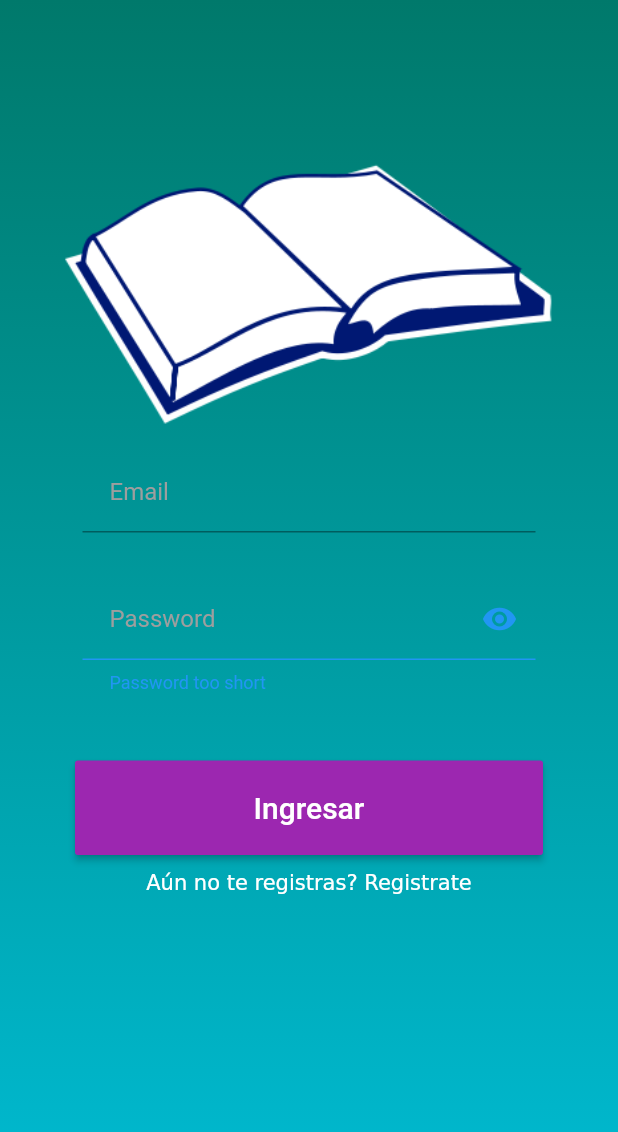
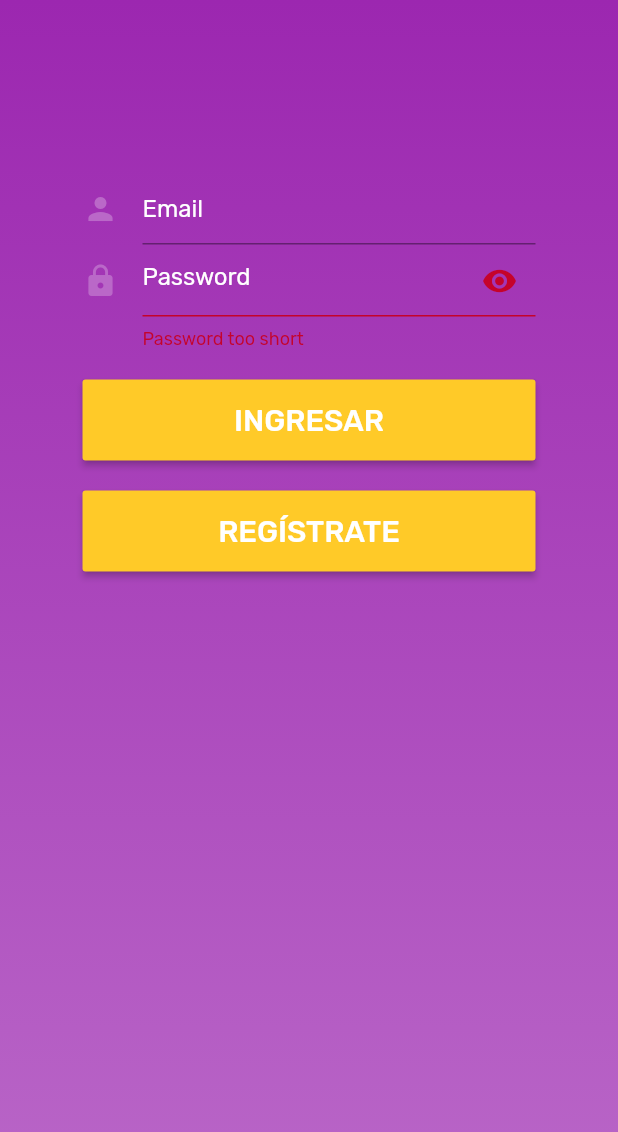
Before and after one commit to GersonCarrascoL/App-proyect-quality, a Flutter app: the screen it shows after launch, on a phone screen of 412 x 824 dp. Shown: the top 1132 px of the screen. Run offline on Flutter 3.47's test engine with Material 2 defaults, Android fonts, the phone set to English and light mode, and no system bars; our stand-ins replace google_maps_flutter.

```diff
--- /dev/null
+++ b/lib/colors.dart
@@ -0,0 +1,9 @@
+import 'package:flutter/material.dart';
+
+const tprimaryColor = const Color(0xFF9C27B0);
+const toptionalColor = const Color(0xFFBA68C8);
+const taccentColor = const Color(0xFFFFCA28);
+
+const tErrorRed = const Color(0xFFC5032B);
+
+const tbackgroundColor = const Color(0xFFFFFFFF);
--- a/lib/main.dart
+++ b/lib/main.dart
@@ -1,12 +1,18 @@
 import 'package:flutter/material.dart';
 import 'package:flutter/services.dart';
+// import 'package:map_view/map_view.dart';
+import 'colors.dart';
+import 'registration.dart';
+import 'viewmap.dart';
+
+var myKey = 'AIzaSyAohyz0ihWkHkPgQXCk1iNr72QHol0uSbQ';
 
 void main() {
+  // MapView.setApiKey(myKey);
   SystemChrome.setPreferredOrientations([DeviceOrientation.portraitUp])
   .then((_) {
     runApp(new MyApp());
   });
-  // runApp(new MyApp());
 }
 
 class MyApp extends StatelessWidget {
@@ -20,21 +26,13 @@ class MyApp extends StatelessWidget {
       ]);
     return new MaterialApp(
       title: this._appTitle,
-      theme: new ThemeData(
-        brightness: Brightness.light,
-        primarySwatch: Colors.indigo,
-        buttonColor: Colors.purple,
-        errorColor: Colors.blue,
-        hintColor: Colors.white,
-        // inputDecorationTheme: new InputDecorationTheme(
-        //   border: OutlineInputBorder(
-        //     borderRadius: new BorderRadius.all(Radius.circular(0.0)),
-        //   ),
-        //   fillColor: Colors.white,
-        //   filled:true
-        // ),
-      ),
+      theme: _themeBuild,
       home: new LoginPage(title: 'Flutter Demo Home Page'),
+      routes: <String,WidgetBuilder>{
+        '/login': (BuildContext context) => new LoginPage(),
+        '/register': (BuildContext context) => new RegistrationPage(),
+        '/mainmap': (BuildContext context) => new MainMapPage()
+      },
     );
   }
 }
@@ -50,16 +48,15 @@ class _LoginState extends State<LoginPage> {
   final _formKey = GlobalKey<FormState>();
   bool _obscureText = true;
   bool _visibilityPassword = false;
-  final _titleBar = 'Log In';
-
 
   @override
   Widget build(BuildContext context) {
     return new Scaffold(
       body: new Container(
+        padding: new EdgeInsets.all(15.0),
         decoration: new BoxDecoration(
           gradient: new LinearGradient(
-            colors:[ const Color(0xFF00796B),const Color(0xFF00BCD4)],
+            colors:[ tprimaryColor,toptionalColor],
             begin: FractionalOffset.topCenter,
             end:FractionalOffset.bottomCenter,
             stops:[0.0,1.0],
@@ -72,26 +69,28 @@ class _LoginState extends State<LoginPage> {
           child: new ListView(
             padding: new EdgeInsets.fromLTRB(40.0, 100.0, 40.0, 0.0),
             children: <Widget>[
-              new Image(
-                image: new AssetImage("assets/images/book.png"),
-              ),
+              // new Image(
+              //   image: new AssetImage("assets/images/book.png"),
+              // ),
 
               new Container(
-                padding: new EdgeInsets.all(15.0),
+                // padding: new EdgeInsets.all(15.0),
                 child: new TextFormField(
-                    decoration: const InputDecoration(
+                  decoration: new InputDecoration(
+                    icon: new Icon(Icons.person,color: toptionalColor),
                     hintText: 'Email',
-                    contentPadding: const EdgeInsets.all(18.0),
-                    hintStyle: TextStyle(color:Colors.grey),
+                    // contentPadding: const EdgeInsets.all(18.0),
+                    // hintStyle: TextStyle(color:Colors.grey),
                   ),
                   keyboardType: TextInputType.emailAddress
                 )
               ),
 
               new Container(
-                padding: new EdgeInsets.all(15.0),
+                // padding: new EdgeInsets.all(15.0),
                 child: new TextFormField(
-                  decoration: InputDecoration(
+                  decoration: new InputDecoration(
+                    icon: new Icon(Icons.lock,color:toptionalColor),
                     suffixIcon: IconButton(
                       icon: _visibilityPassword? Icon(Icons.visibility_off): Icon(Icons.visibility),
                       onPressed:(){
@@ -102,8 +101,7 @@ class _LoginState extends State<LoginPage> {
                       } ,
                     ),
                     hintText: 'Password',
-                      hintStyle: TextStyle(color:Colors.grey),
-                      contentPadding: const EdgeInsets.all(18.0)
+                    hintStyle: TextStyle(color:Colors.white)
                   ),
                   validator: (val) => val.length<6 ? "Password too short" : null,
                   obscureText: _obscureText,
@@ -111,29 +109,32 @@ class _LoginState extends State<LoginPage> {
               ),
 
               new Container(
-                padding: new EdgeInsets.all(10.0),
+                // padding: new EdgeInsets.only(left:60.0,right: 60.0),
                 child:
                   new RaisedButton(
-                    child: new Text('Ingresar',style:new TextStyle(color:Colors.white,fontSize: 20.0)),
-                    padding: EdgeInsets.fromLTRB(0.0, 20.0, 0.0, 20.0),
-                    onPressed: ()=> null,
+                    child: new Text('INGRESAR',style:new TextStyle(color:tbackgroundColor,fontSize: 20.0)),
+                    padding: EdgeInsets.fromLTRB(0.0, 15.0, 0.0, 15.0),
+                    onPressed: (){
+                      Navigator.of(context).pushNamed('/mainmap');
+                    },
+                    // shape: new RoundedRectangleBorder(borderRadius:new BorderRadius.circular(20.0)),
+                  ),
+                margin: EdgeInsets.only(top: 20.0),
+
+              ),
+              new Container(
+                // padding: new EdgeInsets.only(left:60.0,right: 60.0),
+                child:
+                  new RaisedButton(
+                    child: new Text('REGÍSTRATE',style:new TextStyle(color:tbackgroundColor,fontSize: 20.0)),
+                    padding: EdgeInsets.fromLTRB(0.0, 15.0, 0.0, 15.0),
+                    onPressed: () {
+                      Navigator.of(context).pushNamed('/register');
+                    },
+                    // shape: new RoundedRectangleBorder(borderRadius:new BorderRadius.circular(20.0)),
                   ),
                 margin: EdgeInsets.only(top: 20.0),
               ),
-              new Center(
-                child: new RichText(
-                  text: new TextSpan(
-                    children:[
-                      new TextSpan(
-                        text: 'Aún no te registras? '
-                      ),
-                      new TextSpan(
-                        text: 'Registrate',
-                      )
-                    ]
-                  ),
-                ),
-              )
             ]
           ),
         ),
@@ -141,3 +142,40 @@ class _LoginState extends State<LoginPage> {
     );
   }
 }
+
+
+final ThemeData _themeBuild = _buildThemeData();
+ThemeData _buildThemeData(){
+  final ThemeData base = ThemeData.light();
+  return base.copyWith(
+    primaryColor: tprimaryColor,
+    accentColor: toptionalColor,
+    scaffoldBackgroundColor: tbackgroundColor,
+    cardColor: tbackgroundColor,
+    buttonColor: taccentColor,
+    errorColor: tErrorRed,
+    textTheme: _buildTextTheme(base.textTheme),
+    primaryTextTheme: _buildTextTheme(base.primaryTextTheme),
+    accentTextTheme: _buildTextTheme(base.accentTextTheme),
+    hintColor: tbackgroundColor,
+  );
+}
+
+TextTheme _buildTextTheme(TextTheme base){
+  return base.copyWith(
+    headline: base.headline.copyWith(
+      fontWeight: FontWeight.w500,
+    ),
+    title: base.title.copyWith(
+        fontSize: 18.0
+    ),
+    caption: base.caption.copyWith(
+      fontWeight: FontWeight.w400,
+      fontSize: 14.0,
+    ),
+  ).apply(
+    fontFamily: 'Rubik',
+    displayColor: tbackgroundColor,
+    bodyColor: tbackgroundColor,
+  );
+}
```
Also changed, not shown: lib/registration.dart (added, +183 -0 lines), lib/viewmap.dart (added, +51 -0 lines), pubspec.yaml (+10 -1 lines), assets/fonts/Rubik-Medium.ttf (added), assets/fonts/Rubik-Regular.ttf (added), pubspec.lock, 2 other files. Lines whose indentation alone changed are shown as unchanged.
